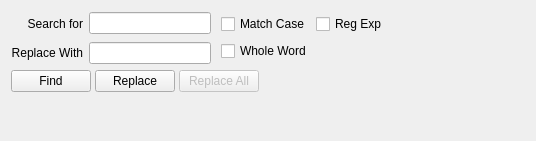
rkyleg/scope, file plugins/find_replace/find_replace.ui: the form before one commit.
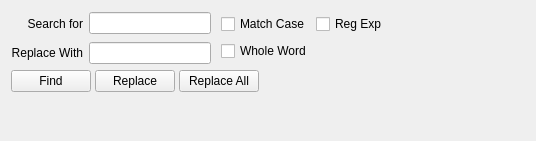
The form after the commit.

```diff
--- a/plugins/find_replace/find_replace.ui
+++ b/plugins/find_replace/find_replace.ui
@@ -49,7 +49,7 @@
       <item row="0" column="2">
        <widget class="QPushButton" name="b_replace_all">
         <property name="enabled">
-         <bool>false</bool>
+         <bool>true</bool>
         </property>
         <property name="text">
          <string>Replace All</string>
```
